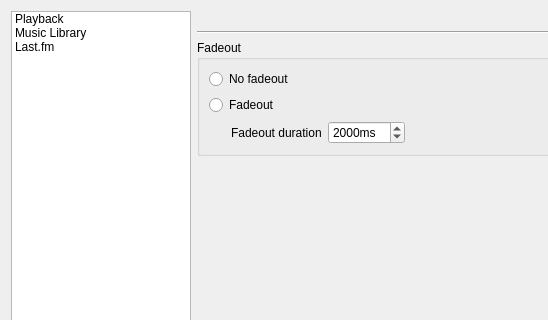
Qt form src/settingsdialog.ui (clementine-player/Clementine) before a commit; both pictures show x 0 to 548 and y 0 to 320 of the 708 by 549 pixel window.
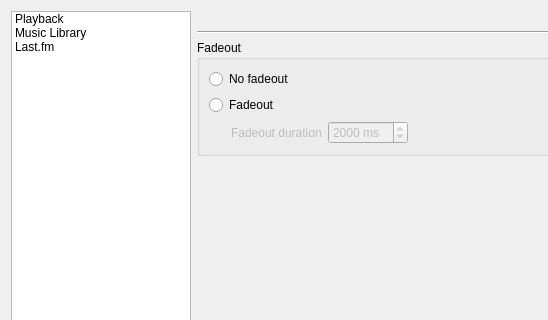
The same form after that commit. Icons and pictures are not drawn. Custom widgets are drawn as their Qt base class.

What changed in the file:
```diff
--- a/src/settingsdialog.ui
+++ b/src/settingsdialog.ui
@@ -121,6 +121,9 @@
              <layout class="QHBoxLayout" name="horizontalLayout">
               <item>
                <widget class="QLabel" name="label">
+                <property name="enabled">
+                 <bool>false</bool>
+                </property>
                 <property name="text">
                  <string>Fadeout duration</string>
                 </property>
@@ -130,9 +133,12 @@
                </widget>
               </item>
               <item>
-               <widget class="QSpinBox" name="spinBox">
+               <widget class="QSpinBox" name="fadeout_duration">
+                <property name="enabled">
+                 <bool>false</bool>
+                </property>
                 <property name="suffix">
-                 <string>ms</string>
+                 <string> ms</string>
                 </property>
                 <property name="maximum">
                  <number>10000</number>
```
Left out of the diff: 19 changed lines with no effect on the pictures.
